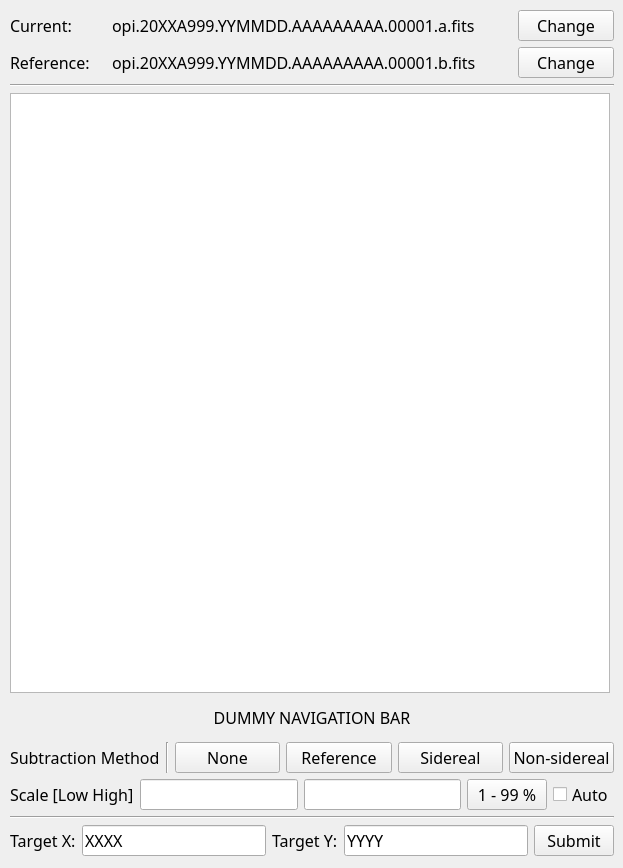
First picture: the form in src/opihiexarata/gui/qtui/selector.ui, repository psmd-iberutaru/OpihiExarata, before the edit.
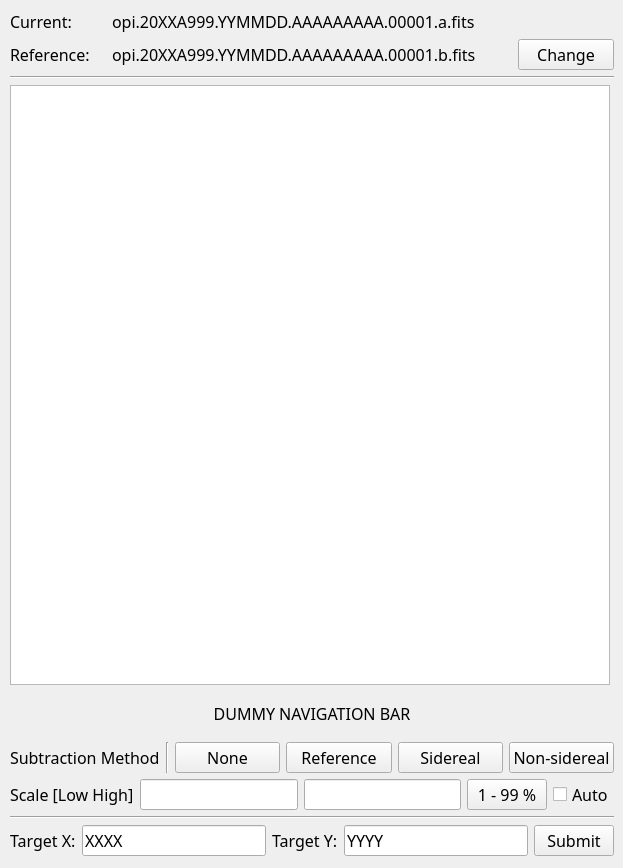
Second picture: the form after the edit.

Diff of the .ui file:
```diff
--- a/src/opihiexarata/gui/qtui/selector.ui
+++ b/src/opihiexarata/gui/qtui/selector.ui
@@ -57,13 +57,6 @@
         </property>
        </widget>
       </item>
-      <item row="0" column="2">
-       <widget class="QPushButton" name="push_button_change_current_filename">
-        <property name="text">
-         <string>Change</string>
-        </property>
-       </widget>
-      </item>
       <item row="1" column="2">
        <widget class="QPushButton" name="push_button_change_reference_filename">
         <property name="text">
```
